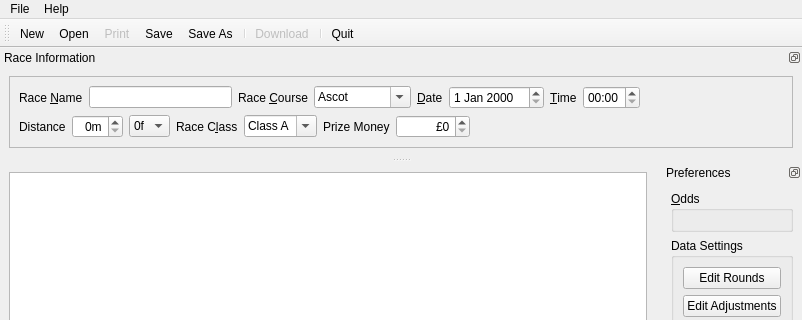
Old version of the form GUI/Betty_MainWindow.ui in the repository brunowenzel07/QBetty; both pictures show x 0 to 802 and y 0 to 320 of the 802 by 600 pixel window.
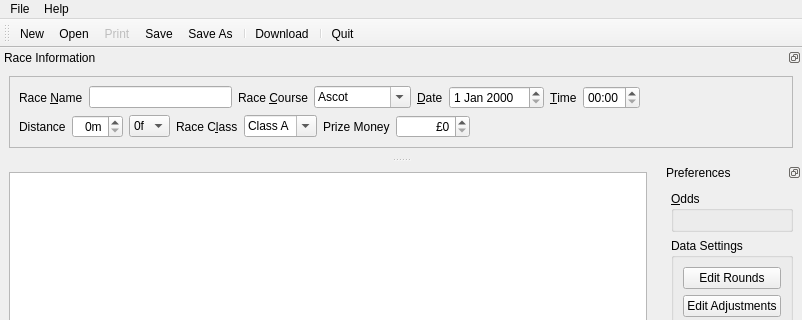
New version of the form. Icons and pictures are not drawn.

What changed in the file:
```diff
--- a/GUI/Betty_MainWindow.ui
+++ b/GUI/Betty_MainWindow.ui
@@ -561,7 +561,7 @@
   </action>
   <action name="actionDownload">
    <property name="enabled">
-    <bool>false</bool>
+    <bool>true</bool>
    </property>
    <property name="icon">
     <iconset resource="Betty.qrc">
```
